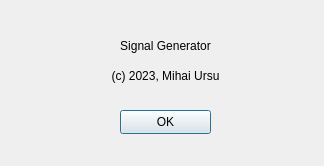
The window that About.ui (mu1492/SignalGenerator) describes before a commit, drawn with Qt 5.
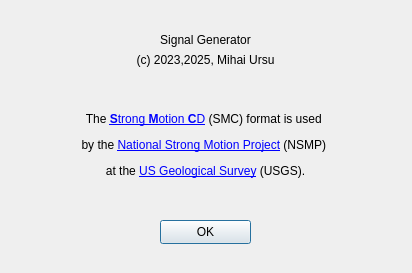
The same window after the commit.

Diff of the .ui file:
```diff
--- a/About.ui
+++ b/About.ui
@@ -6,8 +6,8 @@
    <rect>
     <x>0</x>
     <y>0</y>
-    <width>324</width>
-    <height>166</height>
+    <width>412</width>
+    <height>273</height>
    </rect>
   </property>
   <property name="font">
@@ -21,8 +21,8 @@
   <widget class="QPushButton" name="OkButton">
    <property name="geometry">
     <rect>
-     <x>120</x>
-     <y>110</y>
+     <x>160</x>
+     <y>220</y>
      <width>91</width>
      <height>24</height>
     </rect>
@@ -34,10 +34,10 @@
   <widget class="QLabel" name="TitleLabel">
    <property name="geometry">
     <rect>
-     <x>100</x>
+     <x>140</x>
      <y>30</y>
      <width>131</width>
-     <height>31</height>
+     <height>20</height>
     </rect>
    </property>
    <property name="text">
@@ -50,17 +50,39 @@
   <widget class="QLabel" name="CopyrightLabel">
    <property name="geometry">
     <rect>
-     <x>100</x>
-     <y>60</y>
-     <width>131</width>
-     <height>31</height>
+     <x>110</x>
+     <y>50</y>
+     <width>191</width>
+     <height>20</height>
     </rect>
    </property>
    <property name="text">
-    <string>(c) 2023, Mihai Ursu</string>
+    <string>(c) 2023,2025, Mihai Ursu</string>
    </property>
    <property name="alignment">
-    <set>Qt::AlignCenter</set>
+    <set>Qt::AlignmentFlag::AlignCenter</set>
+   </property>
+  </widget>
+  <widget class="QLabel" name="SmcLabel">
+   <property name="geometry">
+    <rect>
+     <x>50</x>
+     <y>90</y>
+     <width>311</width>
+     <height>111</height>
+    </rect>
+   </property>
+   <property name="text">
+    <string>&lt;html&gt;&lt;head/&gt;&lt;body&gt;&lt;p align=&quot;center&quot;&gt;The &lt;a href=&quot;https://escweb.wr.usgs.gov/nsmp-data/&quot;&gt;&lt;span style=&quot; font-weight:700; text-decoration: underline; color:#0000ff;&quot;&gt;S&lt;/span&gt;&lt;/a&gt;&lt;a href=&quot;https://escweb.wr.usgs.gov/nsmp-data/&quot;&gt;&lt;span style=&quot; text-decoration: underline; color:#0000ff;&quot;&gt;trong &lt;/span&gt;&lt;/a&gt;&lt;a href=&quot;https://escweb.wr.usgs.gov/nsmp-data/&quot;&gt;&lt;span style=&quot; font-weight:700; text-decoration: underline; color:#0000ff;&quot;&gt;M&lt;/span&gt;&lt;/a&gt;&lt;a href=&quot;https://escweb.wr.usgs.gov/nsmp-data/&quot;&gt;&lt;span style=&quot; text-decoration: underline; color:#0000ff;&quot;&gt;otion &lt;/span&gt;&lt;/a&gt;&lt;a href=&quot;https://escweb.wr.usgs.gov/nsmp-data/&quot;&gt;&lt;span style=&quot; font-weight:700; text-decoration: underline; color:#0000ff;&quot;&gt;C&lt;/span&gt;&lt;/a&gt;&lt;a href=&quot;https://escweb.wr.usgs.gov/nsmp-data/&quot;&gt;&lt;span style=&quot; text-decoration: underline; color:#0000ff;&quot;&gt;D&lt;/span&gt;&lt;/a&gt; (SMC) format is used &lt;/p&gt;&lt;p align=&quot;center&quot;&gt;by the &lt;a href=&quot;https://earthquake.usgs.gov/monitoring/nsmp/&quot;&gt;&lt;span style=&quot; text-decoration: underline; color:#0000ff;&quot;&gt;National Strong Motion Project&lt;/span&gt;&lt;/a&gt; (NSMP) &lt;/p&gt;&lt;p align=&quot;center&quot;&gt;at the &lt;a href=&quot;https://www.usgs.gov/programs/earthquake-hazards&quot;&gt;&lt;span style=&quot; text-decoration: underline; color:#0000ff;&quot;&gt;US Geological Survey&lt;/span&gt;&lt;/a&gt; (USGS).&lt;/p&gt;&lt;/body&gt;&lt;/html&gt;</string>
+   </property>
+   <property name="textFormat">
+    <enum>Qt::TextFormat::RichText</enum>
+   </property>
+   <property name="alignment">
+    <set>Qt::AlignmentFlag::AlignCenter</set>
+   </property>
+   <property name="openExternalLinks">
+    <bool>true</bool>
    </property>
   </widget>
  </widget>
```
Left out of the diff: 2 changed lines with no effect on the pictures.
